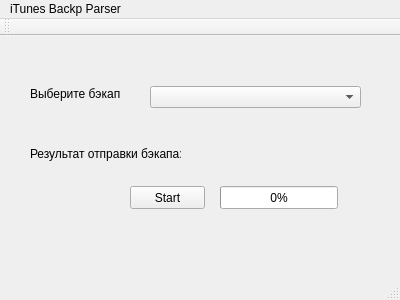
Above: mainwindow.ui from vohulg/iTunesParser before the change. Below: the same form after it.
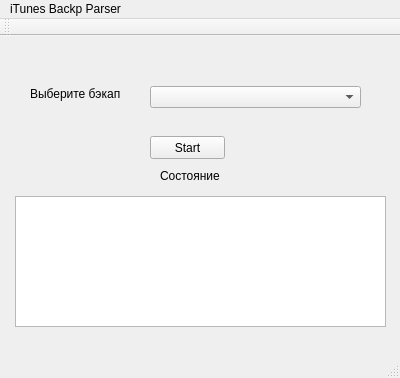
That is the form after the change.

Patch:
```diff
--- a/mainwindow.ui
+++ b/mainwindow.ui
@@ -2,12 +2,15 @@
 <ui version="4.0">
  <class>MainWindow</class>
  <widget class="QMainWindow" name="MainWindow">
+  <property name="enabled">
+   <bool>true</bool>
+  </property>
   <property name="geometry">
    <rect>
     <x>0</x>
     <y>0</y>
     <width>400</width>
-    <height>300</height>
+    <height>378</height>
    </rect>
   </property>
   <property name="windowTitle">
@@ -37,24 +40,11 @@
      <string>Выберите бэкап</string>
     </property>
    </widget>
-   <widget class="QLabel" name="resultLabel">
-    <property name="geometry">
-     <rect>
-      <x>30</x>
-      <y>110</y>
-      <width>151</width>
-      <height>16</height>
-     </rect>
-    </property>
-    <property name="text">
-     <string>Результат отправки бэкапа:</string>
-    </property>
-   </widget>
    <widget class="QPushButton" name="startBtn">
     <property name="geometry">
      <rect>
-      <x>130</x>
-      <y>150</y>
+      <x>150</x>
+      <y>100</y>
       <width>75</width>
       <height>23</height>
      </rect>
@@ -63,17 +53,27 @@
      <string>Start</string>
     </property>
    </widget>
-   <widget class="QProgressBar" name="progressBar">
+   <widget class="QTextBrowser" name="logTextBrowser">
     <property name="geometry">
      <rect>
-      <x>220</x>
-      <y>150</y>
-      <width>118</width>
-      <height>23</height>
+      <x>15</x>
+      <y>160</y>
+      <width>371</width>
+      <height>131</height>
      </rect>
     </property>
-    <property name="value">
-     <number>0</number>
+   </widget>
+   <widget class="QLabel" name="label_2">
+    <property name="geometry">
+     <rect>
+      <x>160</x>
+      <y>130</y>
+      <width>61</width>
+      <height>20</height>
+     </rect>
+    </property>
+    <property name="text">
+     <string>Состояние</string>
     </property>
    </widget>
   </widget>
```
